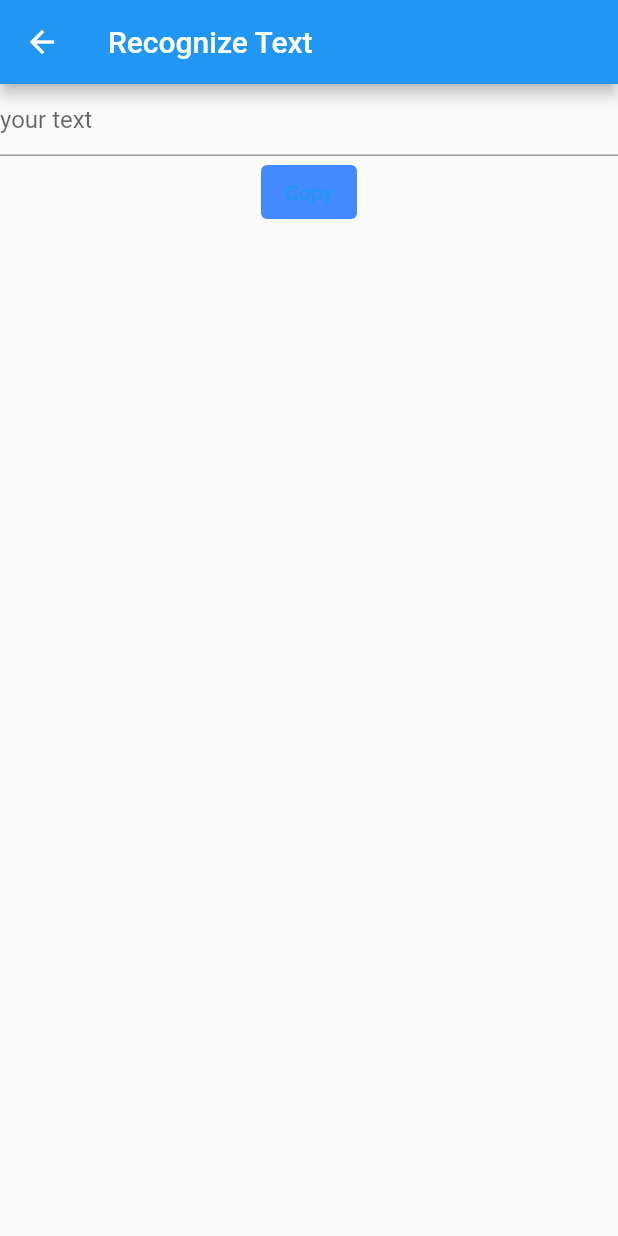
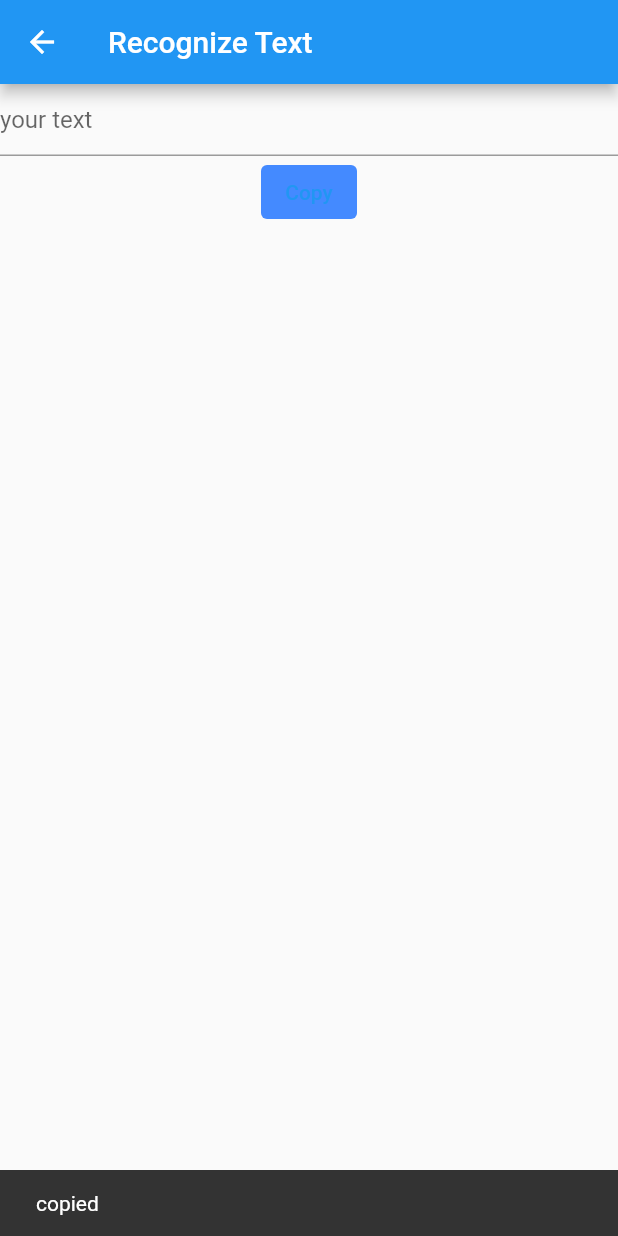
Before and after one commit to CHRISANTHOS/ImgToTxt, a Flutter app: the RecognizationPage screen opened directly with empty values, after a tap on "Copy", on a phone screen of 412 x 824 dp. Run offline on Flutter 3.47's test engine with Material 2 defaults, Android fonts, the phone set to English and light mode, and no system bars; our stand-ins replace image_cropper, image_picker; missing offline and left inert: clipboard, google_mlkit_text_recognition.

Commit message:
copy to clipboard

```diff
--- a/lib/pages/recognize_page.dart
+++ b/lib/pages/recognize_page.dart
@@ -1,29 +1,29 @@
 import 'package:flutter/material.dart';
 import 'package:google_mlkit_text_recognition/google_mlkit_text_recognition.dart';
+import 'package:clipboard/clipboard.dart';
 
 class RecognizationPage extends StatefulWidget {
-
   String path;
 
-  RecognizationPage({Key? key,required this.path}) : super(key: key);
+  RecognizationPage({Key? key, required this.path}) : super(key: key);
 
   @override
   State<RecognizationPage> createState() => _RecognizationPageState();
 }
 
 class _RecognizationPageState extends State<RecognizationPage> {
-
   bool isBusy = false;
   TextEditingController controller = TextEditingController();
 
-  void processImage(InputImage inputImage) async{
+  void processImage(InputImage inputImage) async {
     final textRecognizer = TextRecognizer(script: TextRecognitionScript.latin);
 
     setState(() {
       isBusy = true;
     });
 
-    final RecognizedText recognizedText = await textRecognizer.processImage(inputImage);
+    final RecognizedText recognizedText =
+        await textRecognizer.processImage(inputImage);
 
     controller.text = recognizedText.text;
 
@@ -39,25 +39,40 @@ class _RecognizationPageState extends State<RecognizationPage> {
     InputImage inputImage = InputImage.fromFilePath(widget.path);
     processImage(inputImage);
   }
+
   @override
   Widget build(BuildContext context) {
     return Scaffold(
       appBar: AppBar(
         title: const Text('Recognize Text'),
       ),
-      body: isBusy == true ? const Center(child: CircularProgressIndicator(),) : Column(
+      body: isBusy == true
+          ? const Center(
+              child: CircularProgressIndicator(),
+            )
+          : Column(
               children: [
                 TextFormField(
                   controller: controller,
                   maxLines: null,
                   keyboardType: TextInputType.multiline,
-            decoration: const InputDecoration(
-              hintText: 'your text'
+                  decoration: const InputDecoration(hintText: 'your text'),
+                ),
+                TextButton(
+                  onPressed: () {
+                    FlutterClipboard.copy(controller.text).then(
+                      (value) => ScaffoldMessenger.of(context).showSnackBar(
+                        const SnackBar(
+                          content: Text('copied'),
                         ),
                       ),
-          TextButton(onPressed: (){
-
-          },style: const ButtonStyle(backgroundColor: MaterialStatePropertyAll(Colors.blueAccent)), child: const Text('Copy'))
+                    );
+                  },
+                  style: const ButtonStyle(
+                      backgroundColor:
+                          MaterialStatePropertyAll(Colors.blueAccent)),
+                  child: const Text('Copy'),
+                )
               ],
             ),
     );
--- a/pubspec.yaml
+++ b/pubspec.yaml
@@ -41,6 +41,7 @@ dependencies:
   image_picker: ^0.8.6+4
   camera: ^0.10.3+2
   path_provider: ^2.0.13
+  clipboard: ^0.1.3
 
 dev_dependencies:
   flutter_test:
```
Also changed, not shown: pubspec.lock. Lines whose indentation alone changed are shown as unchanged.
